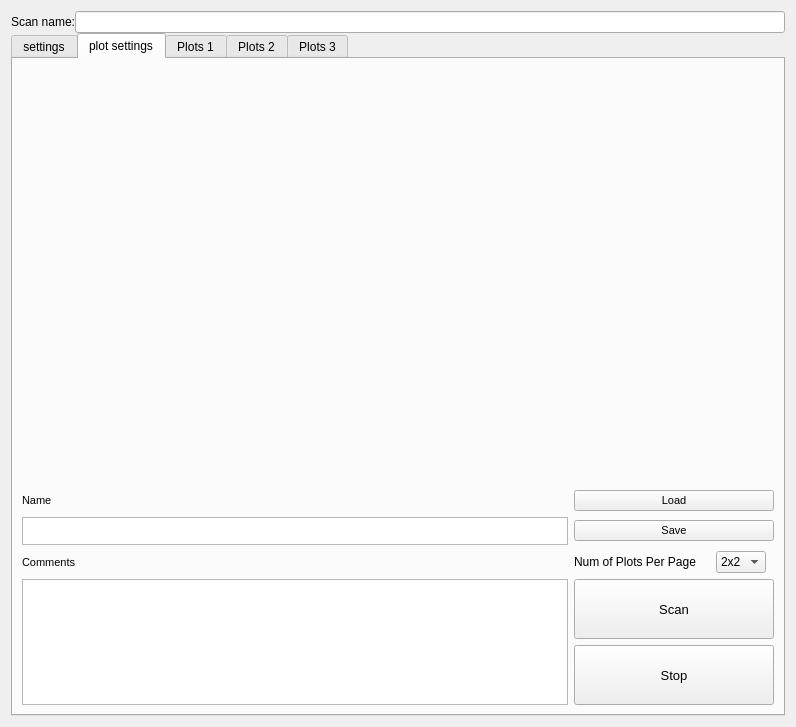
Old version of the form core/ui/scan new.ui in the repository Mohamed-ShehabEldin/zmeter.
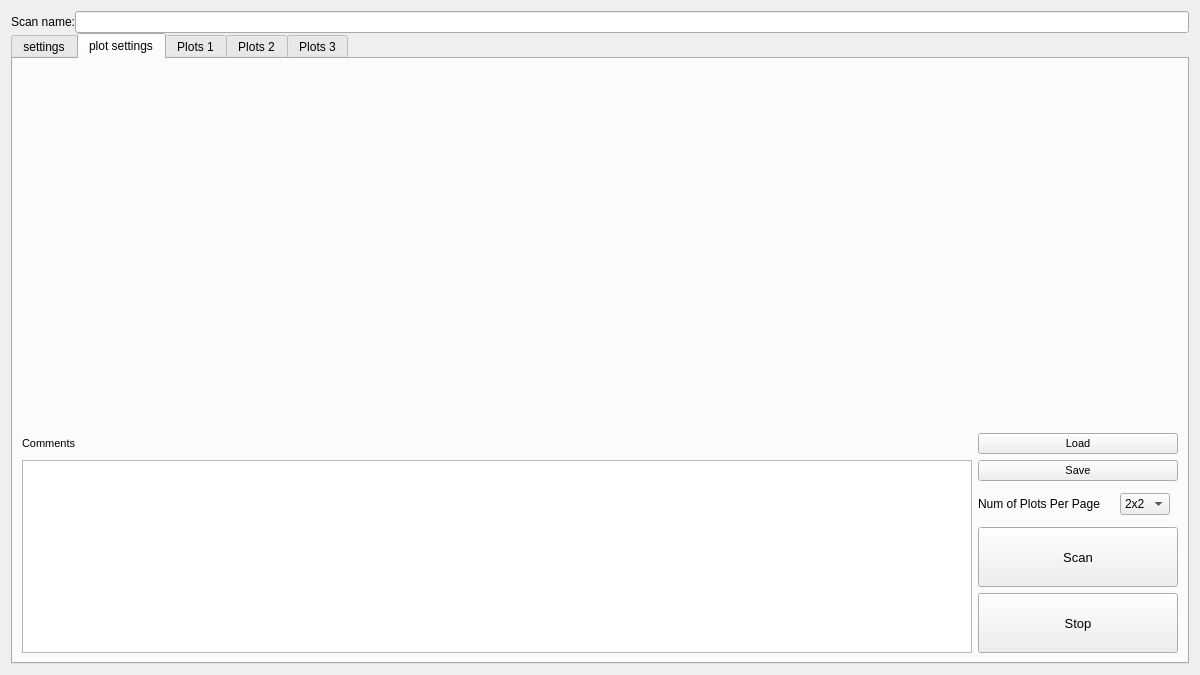
New version of the form. The open tabs and pages were chosen to show the change.

```diff
--- a/core/ui/scan new.ui
+++ b/core/ui/scan new.ui
@@ -6,8 +6,8 @@
    <rect>
     <x>0</x>
     <y>0</y>
-    <width>796</width>
-    <height>727</height>
+    <width>1200</width>
+    <height>675</height>
    </rect>
   </property>
   <property name="windowTitle">
@@ -108,62 +108,6 @@
        </item>
        <item>
         <layout class="QGridLayout" name="gridLayout_2">
-         <item row="1" column="0">
-          <widget class="QLabel" name="label_2">
-           <property name="sizePolicy">
-            <sizepolicy hsizetype="Fixed" vsizetype="Preferred">
-             <horstretch>0</horstretch>
-             <verstretch>0</verstretch>
-            </sizepolicy>
-           </property>
-           <property name="font">
-            <font>
-             <pointsize>8</pointsize>
-            </font>
-           </property>
-           <property name="text">
-            <string>Name</string>
-           </property>
-          </widget>
-         </item>
-         <item row="2" column="0">
-          <widget class="QPlainTextEdit" name="filename_textEdit">
-           <property name="sizePolicy">
-            <sizepolicy hsizetype="Expanding" vsizetype="Fixed">
-             <horstretch>0</horstretch>
-             <verstretch>0</verstretch>
-            </sizepolicy>
-           </property>
-           <property name="maximumSize">
-            <size>
-             <width>16777215</width>
-             <height>28</height>
-            </size>
-           </property>
-          </widget>
-         </item>
-         <item row="6" column="0" rowspan="2">
-          <widget class="QPlainTextEdit" name="comments_textEdit">
-           <property name="sizePolicy">
-            <sizepolicy hsizetype="Preferred" vsizetype="Expanding">
-             <horstretch>0</horstretch>
-             <verstretch>0</verstretch>
-            </sizepolicy>
-           </property>
-          </widget>
-         </item>
-         <item row="4" column="0">
-          <widget class="QLabel" name="label_6">
-           <property name="font">
-            <font>
-             <pointsize>8</pointsize>
-            </font>
-           </property>
-           <property name="text">
-            <string>Comments</string>
-           </property>
-          </widget>
-         </item>
          <item row="4" column="2">
           <widget class="QComboBox" name="PlotsPerPage">
            <property name="sizePolicy">
@@ -324,6 +268,28 @@
            </property>
           </widget>
          </item>
+         <item row="1" column="0">
+          <widget class="QLabel" name="label_6">
+           <property name="font">
+            <font>
+             <pointsize>8</pointsize>
+            </font>
+           </property>
+           <property name="text">
+            <string>Comments</string>
+           </property>
+          </widget>
+         </item>
+         <item row="2" column="0" rowspan="6">
+          <widget class="QPlainTextEdit" name="comments_textEdit">
+           <property name="sizePolicy">
+            <sizepolicy hsizetype="Expanding" vsizetype="Expanding">
+             <horstretch>0</horstretch>
+             <verstretch>0</verstretch>
+            </sizepolicy>
+           </property>
+          </widget>
+         </item>
         </layout>
        </item>
       </layout>
```
Left out of the diff: 126 changed lines with no effect on the pictures.
